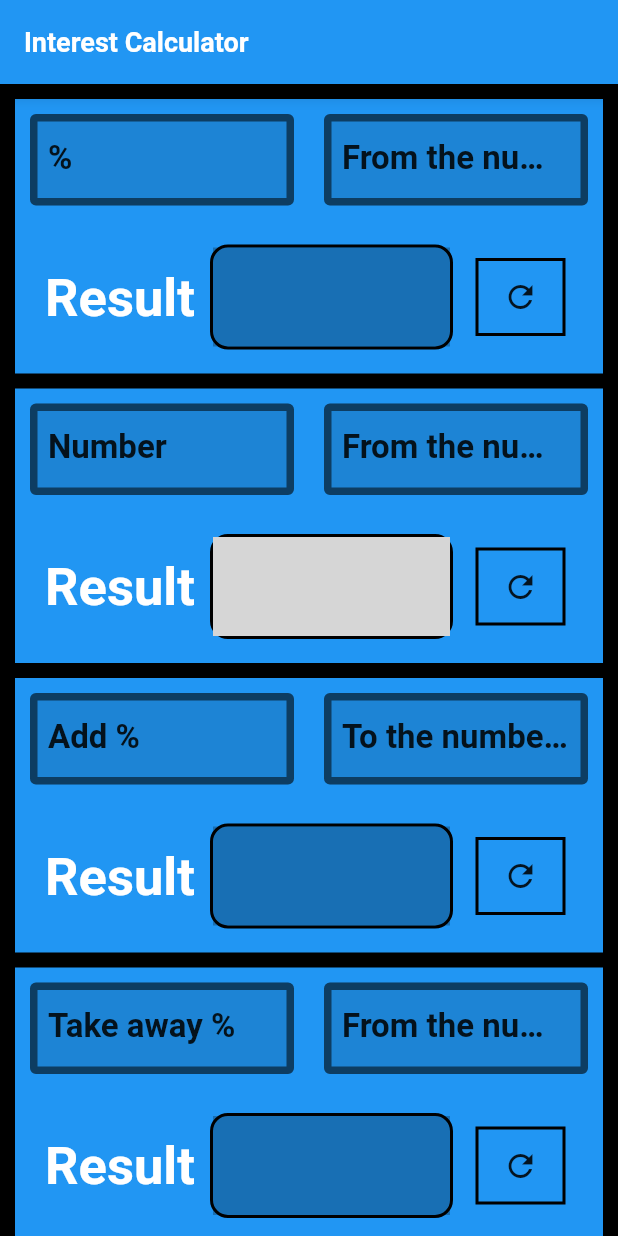
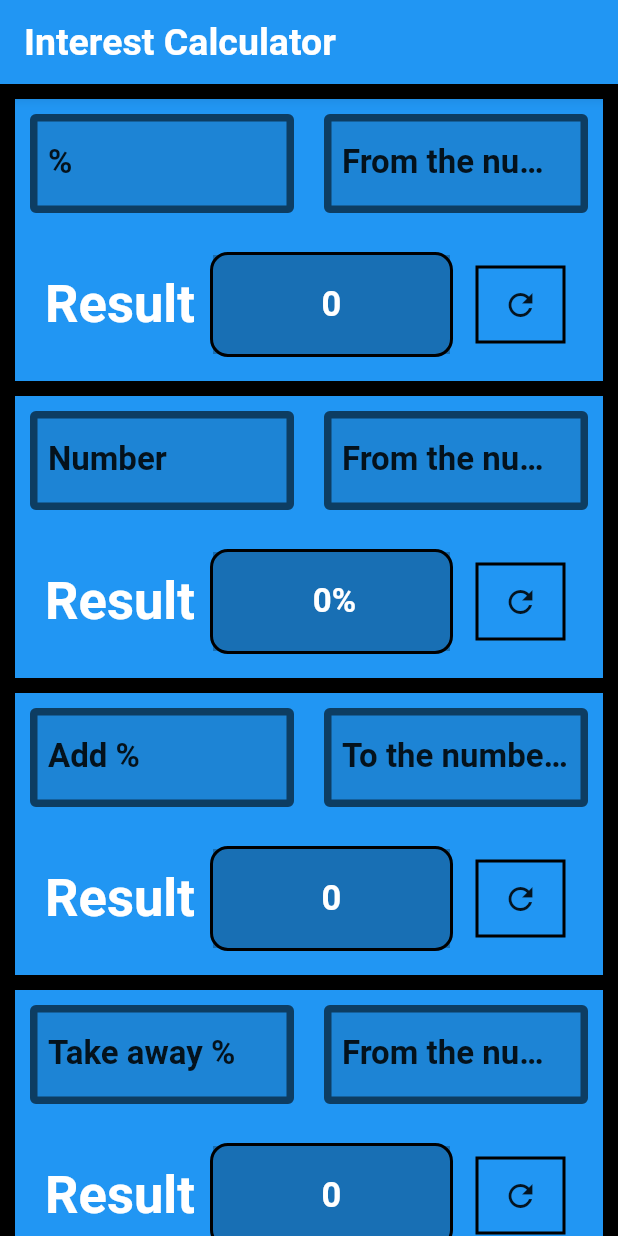
Before and after one commit to mD-Den/interest_calculator, a Flutter app: the screen it shows after launch, on a phone screen of 412 x 824 dp. Run offline on Flutter 3.47's test engine with Material 2 defaults, Android fonts, the phone set to English and light mode, and no system bars; Roboto replaces fonts that are missing (SourceSerif, SourceSerif,); grey boxes are pictures that could not be loaded.

Commit message:
Second operation add "%"

```diff
--- a/lib/home_page.dart
+++ b/lib/home_page.dart
@@ -1,5 +1,4 @@
 import 'package:flutter/material.dart';
-import 'package:interest_calculator/widgets/second_operation.dart';
 
 import 'generated/l10n.dart';
 import 'our_widget.dart';
@@ -13,7 +12,7 @@ class HomePage extends StatelessWidget {
       appBar: AppBar(
         title: Text(
           S.of(context).app_bar_title,
-          style: Theme.of(context).textTheme.subtitle1,
+          style: Theme.of(context).textTheme.bodyText1,
         ),
       ),
       body: ListView(
@@ -24,33 +23,20 @@ class HomePage extends StatelessWidget {
             labelOne: S.of(context).label_one1,
             labelTwo: S.of(context).label_one2,
           ),
-          const SizedBox(
-            height: 10,
-          ),
           FirstCont(
             id: 2,
             labelOne: S.of(context).label_two1,
             labelTwo: S.of(context).label_two2,
-            widget: SecondOperationText(2, 2),
-          ),
-          const SizedBox(
-            height: 10,
           ),
           FirstCont(
             id: 3,
             labelOne: S.of(context).label_three1,
             labelTwo: S.of(context).label_three2,
           ),
-          const SizedBox(
-            height: 10,
-          ),
           FirstCont(
             id: 4,
             labelOne: S.of(context).label_four1,
             labelTwo: S.of(context).label_four2,
-          ),
-          const SizedBox(
-            height: 10,
           ),
         ],
       ),
--- a/lib/main.dart
+++ b/lib/main.dart
@@ -36,12 +36,16 @@ class MyApp extends StatelessWidget {
             ),
           ),
           textTheme: TextTheme(
-            subtitle1: TextStyle(
-                fontSize: 18,
+              subtitle1: TextStyle(
+                  fontSize: 22,
+                  color: Colors.white,
+                  fontWeight: FontWeight.bold,
+                  fontFamily: 'SourceSerif'),
+              bodyText1: TextStyle(
+                fontSize: 25,
                 color: Colors.white,
                 fontWeight: FontWeight.bold,
-                fontFamily: 'SourceSerif,'),
-          ),
+              )),
         ),
         home: HomePage());
   }
--- a/lib/our_widget.dart
+++ b/lib/our_widget.dart
@@ -3,6 +3,7 @@ import 'package:flutter/material.dart';
 import 'package:flutter/services.dart';
 import 'package:interest_calculator/widgets/reset.dart';
 import 'package:interest_calculator/widgets/result_text.dart';
+import 'package:interest_calculator/widgets/second_operation.dart';
 
 class FirstCont extends StatefulWidget {
   final _controllerOne = TextEditingController();
@@ -15,13 +16,11 @@ class FirstCont extends StatefulWidget {
 
   int get count => id;
 
-  Widget widget;
-
-  FirstCont(
-      {@required this.id,
-      @required this.labelOne,
-      @required this.labelTwo,
-      @required this.widget});
+  FirstCont({
+    @required this.id,
+    @required this.labelOne,
+    @required this.labelTwo,
+  });
 
   @override
   State<FirstCont> createState() => _FirstContState();
@@ -91,6 +90,7 @@ class _FirstContState extends State<FirstCont> {
   @override
   Widget build(BuildContext context) {
     return Container(
+      margin: EdgeInsets.only(bottom: 10),
       color: Colors.blue,
       child: Column(children: <Widget>[
         Row(
@@ -146,7 +146,12 @@ class _FirstContState extends State<FirstCont> {
                     ),
                     child: Container(
                       decoration: BoxDecoration(color: Colors.black26),
-                      child: Center(child: widget.widget),
+                      child: Center(
+                        child: SecondOperationText(
+                          id: widget.id,
+                          totalScore: totalScore,
+                        ),
+                      ),
                     )),
               ),
               ResetWid(_resetScore)
--- a/lib/widgets/result_text.dart
+++ b/lib/widgets/result_text.dart
@@ -13,7 +13,7 @@ class ResultWidget extends StatelessWidget {
         child: FittedBox(
             child: Text(
           S.of(context).result,
-          style: TextStyle(color: Colors.white, fontWeight: FontWeight.bold),
+          style: Theme.of(context).textTheme.bodyText1,
         )));
   }
 }
--- a/lib/widgets/second_operation.dart
+++ b/lib/widgets/second_operation.dart
@@ -5,19 +5,47 @@ class SecondOperationText extends StatelessWidget {
   final double totalScore;
   final int id;
 
-  SecondOperationText(@required this.totalScore, @required this.id);
+  SecondOperationText({@required this.totalScore, @required this.id});
 
   @override
   Widget build(BuildContext context) {
     if (id == 2) {
-      return Text(
-        "${totalScore.toString().replaceAll(RegExp(r'([.]*0)(?!.*\d)'), "")}%",
-        style: const TextStyle(
-          color: Colors.white,
-          fontWeight: FontWeight.bold,
-          fontSize: 23,
-        ),
-        maxLines: 1,
+      // return RichText(
+      //     maxLines: 1,
+      //     text:
+      //         TextSpan(style: Theme.of(context).textTheme.subtitle1, children: [
+      //       TextSpan(
+      //         text: totalScore
+      //             .toString()
+      //             .replaceAll(RegExp(r'([.]*0)(?!.*\d)'), ""),
+      //       ),
+      //       TextSpan(text: "5555")
+      //     ]));
+      return Row(
+        mainAxisAlignment: MainAxisAlignment.center,
+        children: [
+          Flexible(
+            flex: 1,
+            child: Padding(
+              padding: const EdgeInsets.only(left: 8),
+              child: Text(
+                totalScore
+                    .toString()
+                    .replaceAll(RegExp(r'([.]*0)(?!.*\d)'), ""),
+                style: Theme.of(context).textTheme.subtitle1,
+                maxLines: 1,
+              ),
+            ),
+          ),
+          Padding(
+            padding: const EdgeInsets.only(right: 4),
+            child: Text(
+              "%",
+              style: Theme.of(context).textTheme.subtitle1,
+              maxLines: 1,
+            ),
+          ),
+        ],
       );
     } else {
       return Text(
```
